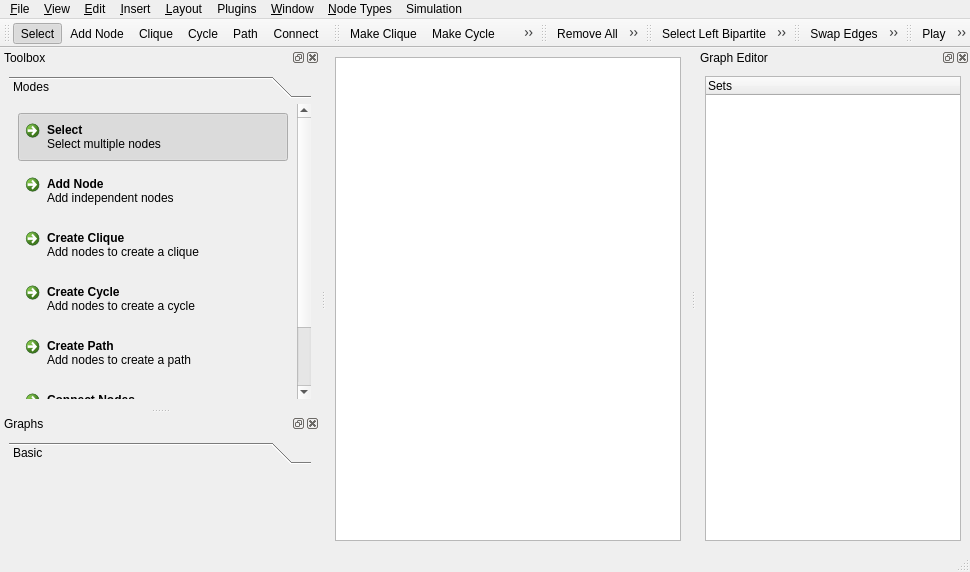
Above: Gui/GraphViewer.ui from matcom/simspider before the change. Below: the same form after it.
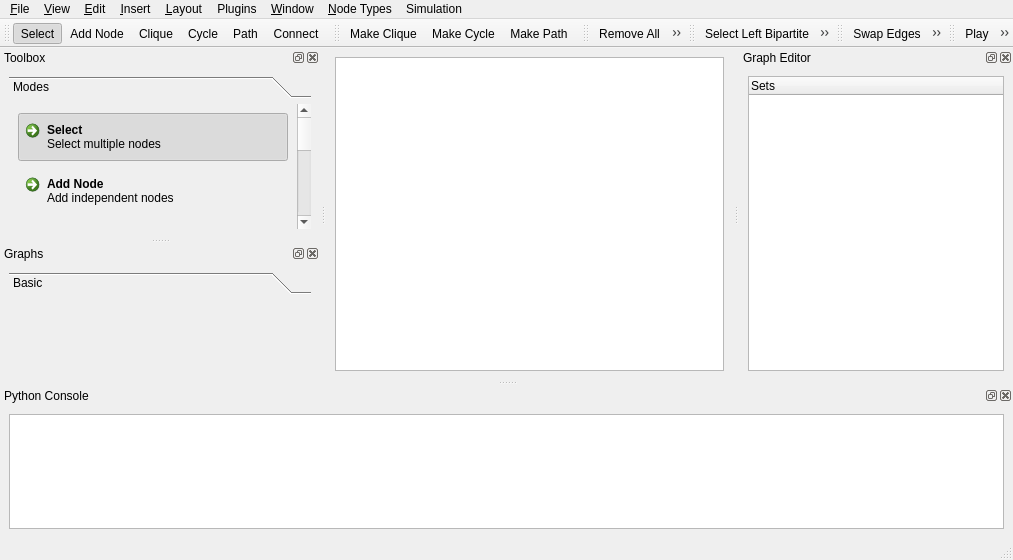
That is the form after the change. Icons and pictures are not drawn.

```diff
--- a/Gui/GraphViewer.ui
+++ b/Gui/GraphViewer.ui
@@ -6,8 +6,8 @@
    <rect>
     <x>0</x>
     <y>0</y>
-    <width>970</width>
-    <height>572</height>
+    <width>1013</width>
+    <height>560</height>
    </rect>
   </property>
   <property name="windowTitle">
@@ -54,7 +54,7 @@
     <rect>
      <x>0</x>
      <y>0</y>
-     <width>970</width>
+     <width>1013</width>
      <height>21</height>
     </rect>
    </property>
@@ -469,7 +469,7 @@
           <x>0</x>
           <y>0</y>
           <width>302</width>
-          <height>218</height>
+          <height>91</height>
          </rect>
         </property>
         <attribute name="label">
@@ -596,6 +596,12 @@
    <property name="windowTitle">
     <string>toolBar</string>
    </property>
+   <property name="iconSize">
+    <size>
+     <width>42</width>
+     <height>42</height>
+    </size>
+   </property>
    <attribute name="toolBarArea">
     <enum>TopToolBarArea</enum>
    </attribute>
@@ -607,6 +613,25 @@
    <addaction name="actionNext"/>
    <addaction name="actionJump"/>
   </widget>
+  <widget class="QDockWidget" name="dockWidget">
+   <property name="windowTitle">
+    <string>Python Console</string>
+   </property>
+   <attribute name="dockWidgetArea">
+    <number>8</number>
+   </attribute>
+   <widget class="QWidget" name="dockWidgetContents_3">
+    <layout class="QHBoxLayout" name="horizontalLayout_2">
+     <item>
+      <widget class="QPlainTextEdit" name="console">
+       <property name="undoRedoEnabled">
+        <bool>false</bool>
+       </property>
+      </widget>
+     </item>
+    </layout>
+   </widget>
+  </widget>
   <action name="actionSelection">
    <property name="checkable">
     <bool>true</bool>
```
Left out of the diff: 17 changed lines with no effect on the pictures.
